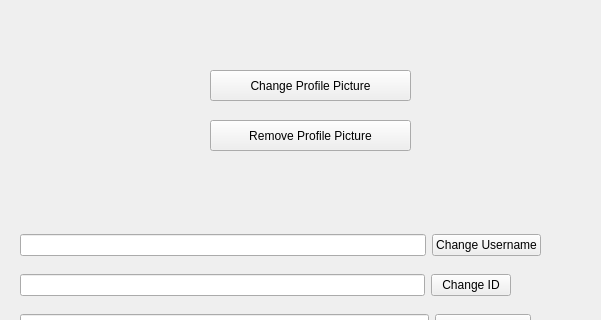
Qt form SocialMedia/profile.ui (AP-projects-4001/daru) before a commit; both pictures show x 0 to 601 and y 0 to 320 of the 800 by 600 pixel window.
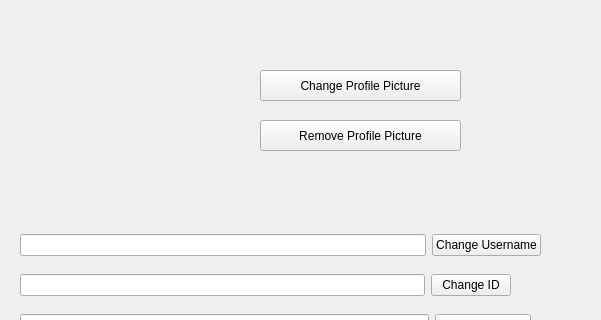
The same form after that commit.

Commit message: Can now add profile picture

```diff
--- a/SocialMedia/profile.ui
+++ b/SocialMedia/profile.ui
@@ -30,7 +30,7 @@
    <widget class="QPushButton" name="profileChangeButton">
     <property name="geometry">
      <rect>
-      <x>210</x>
+      <x>260</x>
       <y>70</y>
       <width>201</width>
       <height>31</height>
@@ -43,7 +43,7 @@
    <widget class="QPushButton" name="removeProfileButton">
     <property name="geometry">
      <rect>
-      <x>210</x>
+      <x>260</x>
       <y>120</y>
       <width>201</width>
       <height>31</height>
@@ -53,7 +53,7 @@
      <string>Remove Profile Picture</string>
     </property>
    </widget>
-   <widget class="QWidget" name="">
+   <widget class="QWidget" name="layoutWidget">
     <property name="geometry">
      <rect>
       <x>20</x>
@@ -82,7 +82,7 @@
      </item>
     </layout>
    </widget>
-   <widget class="QWidget" name="">
+   <widget class="QWidget" name="layoutWidget">
     <property name="geometry">
      <rect>
       <x>20</x>
@@ -104,7 +104,7 @@
      </item>
     </layout>
    </widget>
-   <widget class="QWidget" name="">
+   <widget class="QWidget" name="layoutWidget">
     <property name="geometry">
      <rect>
       <x>20</x>
@@ -126,7 +126,7 @@
      </item>
     </layout>
    </widget>
-   <widget class="QWidget" name="">
+   <widget class="QWidget" name="layoutWidget">
     <property name="geometry">
      <rect>
       <x>20</x>
@@ -152,6 +152,19 @@
      </item>
     </layout>
    </widget>
+   <widget class="QLabel" name="profilePicLabel">
+    <property name="geometry">
+     <rect>
+      <x>20</x>
+      <y>10</y>
+      <width>201</width>
+      <height>191</height>
+     </rect>
+    </property>
+    <property name="text">
+     <string/>
+    </property>
+   </widget>
   </widget>
   <widget class="QMenuBar" name="menubar">
    <property name="geometry">
```
The commit also changes 6 other files.
